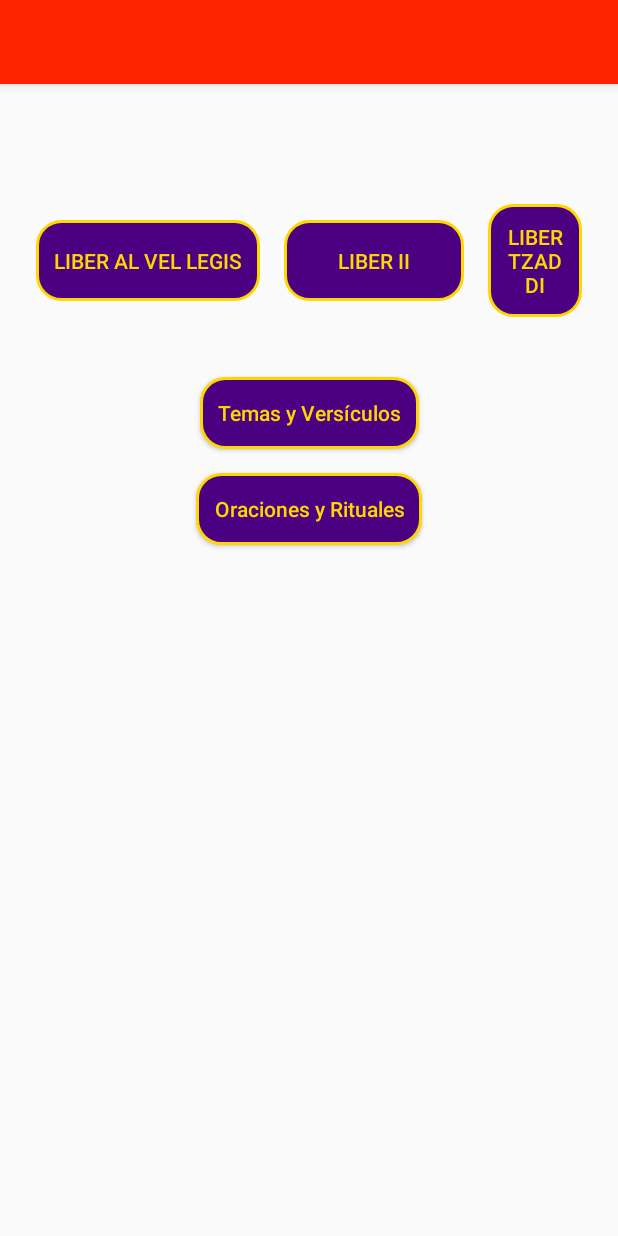
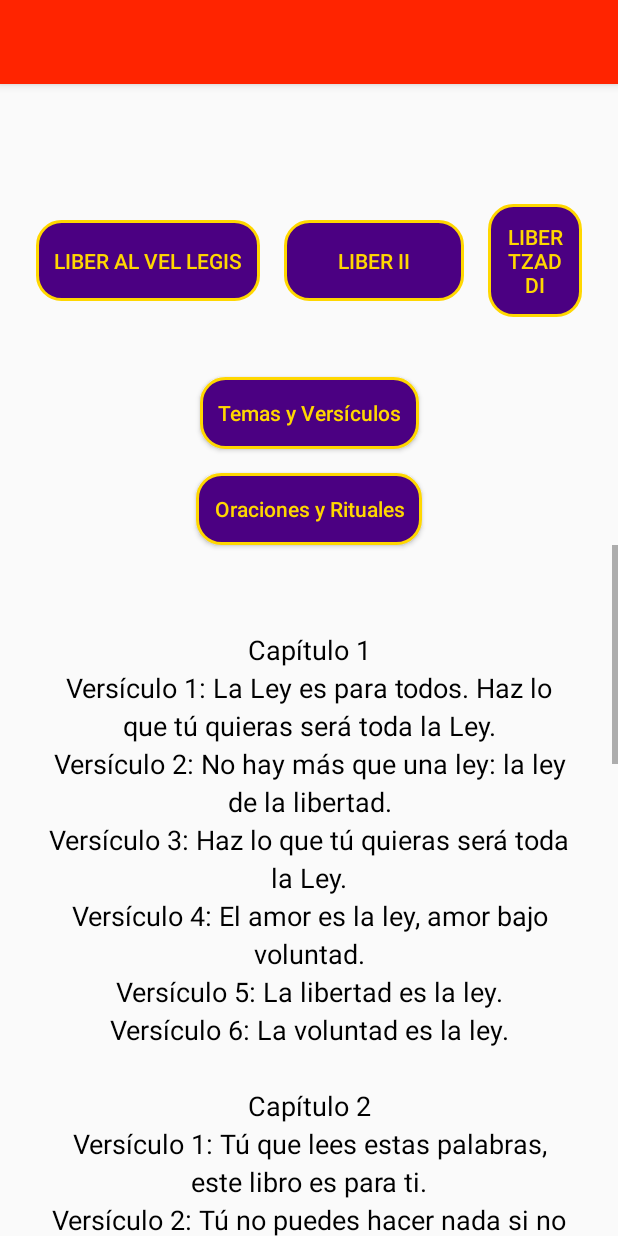
Before and after one commit to haru9393/thelema, an Android app built with Jetpack Compose: the screen it shows after launch (MainActivity), after a tap on "LIBER AL VEL LEGIS", on a phone screen of 412 x 824 dp. Run offline under Robolectric (Android 15) with nearby library versions, the phone set to English and light mode, and no system bars.

Commit message:
cambios 12

```diff
--- a/app/src/main/java/com/example/thelema/MainActivity.kt
+++ b/app/src/main/java/com/example/thelema/MainActivity.kt
@@ -1,23 +1,16 @@
 package com.example.thelema
 
-import android.content.Intent
 import android.os.Bundle
-import android.speech.tts.TextToSpeech
-import android.util.Log
 import android.view.View
 import android.widget.Button
 import android.widget.LinearLayout
 import android.widget.ScrollView
 import android.widget.TextView
+import android.content.Intent
 import android.widget.Toast
 import androidx.appcompat.app.AppCompatActivity
-import androidx.work.* // Importa las clases de WorkManager
-import java.util.Locale
-import java.util.concurrent.TimeUnit // Importa TimeUnit
 
-class MainActivity : AppCompatActivity(), TextToSpeech.OnInitListener {
-
-    private lateinit var tts: TextToSpeech
+class MainActivity : AppCompatActivity() {
 
     private val bookContentData: Map<String, Map<String, Map<String, String>>> = mapOf(
         "Liber AL vel Legis" to mapOf(
@@ -116,96 +109,75 @@
         )
     )
 
-
     override fun onCreate(savedInstanceState: Bundle?) {
         super.onCreate(savedInstanceState)
         setContentView(R.layout.activity_main)
 
-        tts = TextToSpeech(this, this)
-
-        // Inicialización de botones y OnClickListeners para "Liber"
+        // Referencias a los botones
         val buttonLiberAlVelLegis = findViewById<Button>(R.id.buttonLiberAlVelLegis)
         val buttonLiberIi = findViewById<Button>(R.id.buttonLiberIi)
         val buttonLiberTzaddi = findViewById<Button>(R.id.buttonLiberTzaddi)
 
-        buttonLiberAlVelLegis.setOnClickListener { showChapters("Liber AL vel Legis") }
-        buttonLiberIi.setOnClickListener { showChapters("Liber II") }
-        buttonLiberTzaddi.setOnClickListener { showChapters("Liber Tzaddi") }
+        // Referencias a otros botones
+        val buttonThemes = findViewById<Button>(R.id.buttonThemes)
+        val buttonOraciones = findViewById<Button>(R.id.buttonOraciones)
 
-        // *** Botón "Oraciones y Rituales" - MODIFICADO ***
-        val buttonOraciones = findViewById<Button>(R.id.buttonOraciones)
-        buttonOraciones.setOnClickListener {
-            val intent = Intent(this, OracionesActivity::class.java)
-            startActivity(intent)
+        // Contenedores
+        val themesContainer = findViewById<LinearLayout>(R.id.themesContainer)
+        val oracionesContainer = findViewById<LinearLayout>(R.id.oracionesContainer)
+        val shareButtonContainer = findViewById<LinearLayout>(R.id.shareButtonContainer)
+        val scrollView = findViewById<ScrollView>(R.id.scrollView)
+        val textView = findViewById<TextView>(R.id.textView)
+        val shareButton = findViewById<Button>(R.id.share_button) // Asegúrate de que este botón exista en tu layout
+
+        // Acción para el botón Liber AL Vel Legis
+        buttonLiberAlVelLegis.setOnClickListener {
+            // Mostrar el contenido de Liber AL Vel Legis
+            textView.text = getBookContent("Liber AL vel Legis")
+            scrollView.visibility = View.VISIBLE
+            shareButtonContainer.visibility = View.VISIBLE // Hacer visible el contenedor de compartir
         }
 
-        // *** Botón "Temas y Versículos" - Código corregido y completo ***
-        val buttonThemes = findViewById<Button>(R.id.buttonThemes)
-        buttonThemes.setOnClickListener {
-            val intent = Intent(this, ThemesActivity::class.java)
-            startActivity(intent)
+        // Acción para el botón Liber II
+        buttonLiberIi.setOnClickListener {
+            // Mostrar el contenido de Liber II
+            textView.text = getBookContent("Liber II")
+            scrollView.visibility = View.VISIBLE
+            shareButtonContainer.visibility = View.VISIBLE // Hacer visible el contenedor de compartir
         }
 
-        scheduleDailyVerseWorker() // Llama a la función para programar el worker
+        // Acción para el botón Liber Tzaddi
+        buttonLiberTzaddi.setOnClickListener {
+            // Mostrar el contenido de Liber Tzaddi
+            textView.text = getBookContent("Liber Tzaddi")
+            scrollView.visibility = View.VISIBLE
+            shareButtonContainer.visibility = View.VISIBLE // Hacer visible el contenedor de compartir
         }
 
-    private fun scheduleDailyVerseWorker() {
-        val constraints = Constraints.Builder()
-            .build()
-
-        val workRequest = PeriodicWorkRequestBuilder<DailyVerseWorker>(
-            1, TimeUnit.DAYS // Intervalo de repetición
-        )
-            .setConstraints(constraints)
-            .build()
-
-        WorkManager.getInstance(this).enqueue(workRequest)
-    }
-
-    private fun showChapters(book: String) {
-        val themesContainer = findViewById<LinearLayout>(R.id.themesContainer)
-        themesContainer.removeAllViews()
-
-        val chapters = bookContentData[book] ?: emptyMap()
-
-        for ((chapter, verses) in chapters) {
-            val chapterButton = Button(this)
-            chapterButton.text = chapter
-            chapterButton.setOnClickListener {
-                showVerses(verses)
-            }
-            themesContainer.addView(chapterButton)
+        // Acción para el botón de Themes
+        buttonThemes.setOnClickListener {
+            // Mostrar u ocultar el contenedor de temas
+            if (themesContainer.visibility == View.GONE) {
+                themesContainer.visibility = View.VISIBLE
+            } else {
+                themesContainer.visibility = View.GONE
             }
         }
 
-    private fun showVerses(verses: Map<String, String>) {
-        val themesContainer = findViewById<LinearLayout>(R.id.themesContainer)
-        val shareButtonContainer = findViewById<LinearLayout>(R.id.shareButtonContainer)
-        val scrollView = findViewById<ScrollView>(R.id.scrollView)
-        val textView = findViewById<TextView>(R.id.textView)
-
-        themesContainer.removeAllViews()
-        shareButtonContainer.removeAllViews()
-        shareButtonContainer.visibility = View.GONE
-
-        var selectedVerse: String? = null
-
-        verses.forEach { (verse, text) ->
-            val verseButton = Button(this)
-            verseButton.text = verse
-            verseButton.setOnClickListener {
-                textView.text = text
-                selectedVerse = text
-                scrollView.fullScroll(ScrollView.FOCUS_UP)
-                speakVerse(text)
+        // Acción para el botón de Oraciones y Ritual
+        buttonOraciones.setOnClickListener {
+            // Mostrar u ocultar el contenedor de oraciones
+            if (oracionesContainer.visibility == View.GONE) {
+                oracionesContainer.visibility = View.VISIBLE
+            } else {
+                oracionesContainer.visibility = View.GONE
             }
-            themesContainer.addView(verseButton)
         }
 
-        val shareButton = Button(this)
-        shareButton.text = getString(R.string.share_verse)
+        // Acción para el botón de compartir (dentro del contenedor shareButtonContainer)
         shareButton.setOnClickListener {
-            if (!selectedVerse.isNullOrEmpty()) {
+            val selectedVerse = textView.text.toString() // O cualquier otro texto que quieras compartir
+            if (selectedVerse.isNotEmpty()) {
                 val shareIntent = Intent().apply {
                     action = Intent.ACTION_SEND
                     putExtra(Intent.EXTRA_TEXT, getString(R.string.share_message, selectedVerse))
@@ -216,34 +188,20 @@
                 Toast.makeText(this, getString(R.string.select_verse_first), Toast.LENGTH_SHORT).show()
             }
         }
-
-        shareButtonContainer.addView(shareButton)
-        shareButtonContainer.visibility = View.VISIBLE
     }
 
-    private fun speakVerse(verseText: String) {
-        if (tts.isSpeaking) {
-            tts.stop()
-        }
-        tts.speak(verseText, TextToSpeech.QUEUE_FLUSH, null, null)
-    }
+    // Función para obtener el contenido de un libro
+    private fun getBookContent(bookName: String): String {
+        val bookContent = bookContentData[bookName]
+        var content = ""
 
-    override fun onInit(status: Int) {
-        if (status == TextToSpeech.SUCCESS) {
-            val langResult = tts.setLanguage(Locale.getDefault())
-            if (langResult == TextToSpeech.LANG_MISSING_DATA || langResult == TextToSpeech.LANG_NOT_SUPPORTED) {
-                Log.e("TTS", "El idioma no está soportado o no tiene datos.")
-            }
-        } else {
-            Log.e("TTS", "Error al inicializar el TTS.")
+        bookContent?.forEach { (chapter, verses) ->
+            content += "\n$chapter\n"
+            verses.forEach { (verse, text) ->
+                content += "$verse: $text\n"
             }
         }
 
-    override fun onDestroy() {
-        if (::tts.isInitialized) {
-            tts.stop()
-            tts.shutdown()
-        }
-        super.onDestroy()
+        return content
     }
 }
--- a/app/src/main/res/layout/activity_main.xml
+++ b/app/src/main/res/layout/activity_main.xml
@@ -140,7 +140,17 @@
         android:visibility="gone"
         app:layout_constraintTop_toBottomOf="@id/themesContainer"
         app:layout_constraintStart_toStartOf="parent"
-        app:layout_constraintEnd_toEndOf="parent"/>
+        app:layout_constraintEnd_toEndOf="parent">
+
+        <Button
+            android:id="@+id/share_button"
+            android:layout_width="wrap_content"
+            android:layout_height="wrap_content"
+            android:text="@string/share_verse"
+            android:background="@drawable/boton_thelema"
+            android:textColor="@color/thelema_dorado"
+            android:visibility="gone" />
+    </LinearLayout>
 
     <!-- ScrollView con TextView -->
     <ScrollView
--- a/app/src/main/res/values/strings.xml
+++ b/app/src/main/res/values/strings.xml
@@ -7,6 +7,11 @@
     <string name="liber_al_vel_legis">LIBER AL VEL LEGIS</string>
     <string name="liber_ii">LIBER II</string>
     <string name="liber_tzaddi">LIBER TZADDI</string>
+
+    <!-- Contenidos para los libros -->
+    <string name="liber_al_vel_legis_content">Contenido de Liber AL Vel Legis…</string>
+    <string name="liber_ii_content">Contenido de Liber II…</string>
+    <string name="liber_tzaddi_content">Contenido de Liber Tzaddi…</string>
 
     <string name="titulo_capitulos">¡Capítulos!</string>
     <string name="chapter_title">Capítulo %d</string>
@@ -48,5 +53,4 @@
     <string name="select_verse_first">Selecciona un versículo antes de compartir</string>
     <string name="contenido_oraciones_y_rituales">contenido_oraciones_y_rituales</string>
     <string name="regresar">regresar</string>
-
 </resources>
```
Lines whose indentation alone changed are shown as unchanged.
